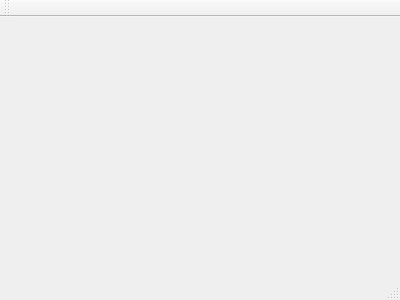
Qt form mainwindow.ui (89yanyu/Qt-SerialShow) before a commit.
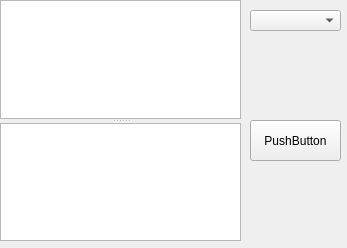
The same form after that commit.

What changed in the file:
```diff
--- a/mainwindow.ui
+++ b/mainwindow.ui
@@ -1,24 +1,62 @@
 <ui version="4.0">
  <class>MainWindow</class>
- <widget class="QMainWindow" name="MainWindow" >
-  <property name="geometry" >
+ <widget class="QMainWindow" name="MainWindow">
+  <property name="geometry">
    <rect>
     <x>0</x>
     <y>0</y>
-    <width>400</width>
-    <height>300</height>
+    <width>347</width>
+    <height>248</height>
    </rect>
   </property>
   <property name="windowTitle" >
    <string>MainWindow</string>
   </property>
-  <widget class="QMenuBar" name="menuBar" />
-  <widget class="QToolBar" name="mainToolBar" />
-  <widget class="QWidget" name="centralWidget" />
-  <widget class="QStatusBar" name="statusBar" />
+  <widget class="QWidget" name="centralWidget">
+   <widget class="QPushButton" name="pushButton">
+    <property name="geometry">
+     <rect>
+      <x>250</x>
+      <y>120</y>
+      <width>91</width>
+      <height>41</height>
+     </rect>
+    </property>
+    <property name="text">
+     <string>PushButton</string>
+    </property>
+   </widget>
+   <widget class="QComboBox" name="comboBox">
+    <property name="geometry">
+     <rect>
+      <x>250</x>
+      <y>10</y>
+      <width>91</width>
+      <height>21</height>
+     </rect>
+    </property>
+   </widget>
+   <widget class="QSplitter" name="splitter">
+    <property name="geometry">
+     <rect>
+      <x>0</x>
+      <y>0</y>
+      <width>241</width>
+      <height>241</height>
+     </rect>
+    </property>
+    <property name="orientation">
+     <enum>Qt::Vertical</enum>
+    </property>
+    <widget class="QTextEdit" name="textEdit"/>
+    <widget class="QTextBrowser" name="textBrowser"/>
+   </widget>
+   <zorder>pushButton</zorder>
+   <zorder>splitter</zorder>
+   <zorder>comboBox</zorder>
+  </widget>
  </widget>
- <layoutDefault spacing="6" margin="11" />
- <pixmapfunction></pixmapfunction>
+ <layoutdefault spacing="6" margin="11"/>
  <resources/>
  <connections/>
 </ui>
```
Left out of the diff: 3 changed lines with no effect on the pictures.
